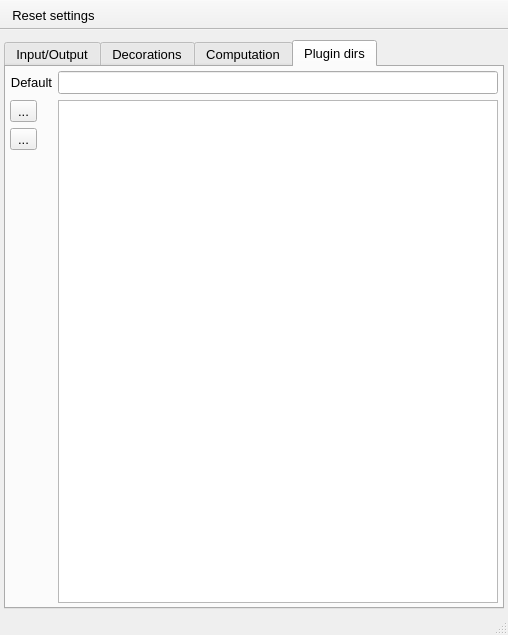
Above: src/pans/nPreferences.ui from NeutrinoToolkit/Neutrino before the change. Below: the same form after it.
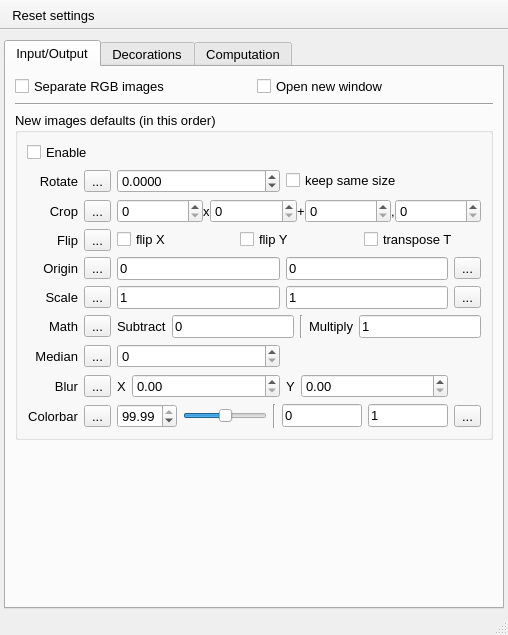
That is the form after the change. The open tabs and pages were chosen to show the change. Icons and pictures are not drawn.

Commit message: removed plugin ad shared libraries

Patch:
```diff
--- a/src/pans/nPreferences.ui
+++ b/src/pans/nPreferences.ui
@@ -1514,97 +1514,6 @@
         </item>
        </layout>
       </widget>
-      <widget class="QWidget" name="plugins">
-       <attribute name="title">
-        <string>Plugin dirs</string>
-       </attribute>
-       <layout class="QGridLayout" name="gridLayout_6">
-        <property name="leftMargin">
-         <number>4</number>
-        </property>
-        <property name="topMargin">
-         <number>4</number>
-        </property>
-        <property name="rightMargin">
-         <number>4</number>
-        </property>
-        <property name="bottomMargin">
-         <number>4</number>
-        </property>
-        <item row="1" column="1" rowspan="3">
-         <widget class="QListWidget" name="pluginList">
-          <property name="font">
-           <font>
-            <pointsize>10</pointsize>
-           </font>
-          </property>
-         </widget>
-        </item>
-        <item row="0" column="0">
-         <widget class="QLabel" name="label_6">
-          <property name="font">
-           <font>
-            <pointsize>10</pointsize>
-           </font>
-          </property>
-          <property name="text">
-           <string>Default</string>
-          </property>
-          <property name="alignment">
-           <set>Qt::AlignmentFlag::AlignRight|Qt::AlignmentFlag::AlignTrailing|Qt::AlignmentFlag::AlignVCenter</set>
-          </property>
-         </widget>
-        </item>
-        <item row="2" column="0">
-         <widget class="QToolButton" name="removePlugin">
-          <property name="toolTip">
-           <string>remove selected plugin directory</string>
-          </property>
-          <property name="text">
-           <string>...</string>
-          </property>
-          <property name="icon">
-           <iconset resource="../../../build-Neutrino-Desktop_arm_darwin_generic_mach_o_32bit-Debug/src/qrc/icons.qrc">
-            <normaloff>:/icons/remove.png</normaloff>:/icons/remove.png</iconset>
-          </property>
-         </widget>
-        </item>
-        <item row="1" column="0">
-         <widget class="QToolButton" name="addPlugin">
-          <property name="toolTip">
-           <string>add plugin directory</string>
-          </property>
-          <property name="text">
-           <string>...</string>
-          </property>
-          <property name="icon">
-           <iconset resource="../../../build-Neutrino-Desktop_arm_darwin_generic_mach_o_32bit-Debug/src/qrc/icons.qrc">
-            <normaloff>:/icons/plus.png</normaloff>:/icons/plus.png</iconset>
-          </property>
-         </widget>
-        </item>
-        <item row="0" column="1">
-         <widget class="QLineEdit" name="defaultPluginDir">
-          <property name="readOnly">
-           <bool>true</bool>
-          </property>
-         </widget>
-        </item>
-        <item row="3" column="0">
-         <spacer name="verticalSpacer_3">
-          <property name="orientation">
-           <enum>Qt::Orientation::Vertical</enum>
-          </property>
-          <property name="sizeHint" stdset="0">
-           <size>
-            <width>20</width>
-            <height>40</height>
-           </size>
-          </property>
-         </spacer>
-        </item>
-       </layout>
-      </widget>
      </widget>
     </item>
    </layout>
```
Left out of the diff: 4 changed lines with no effect on the pictures. The commit also changes 16 other files.
